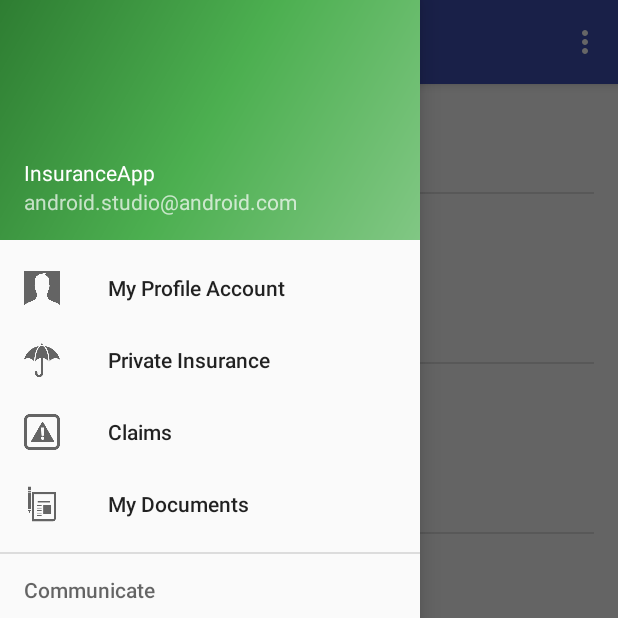
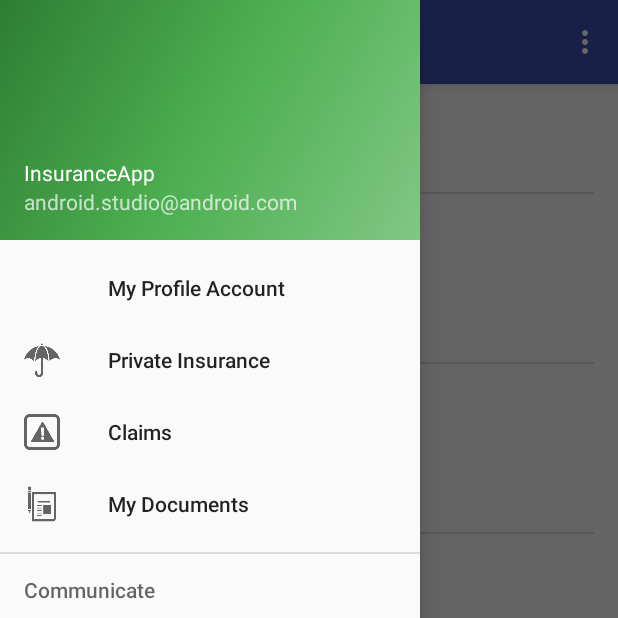
Before and after one commit to mngodolydiah/InsuranceApp, an Android app: the screen it shows after launch (MainActivity), with the side drawer open, on a phone screen of 412 x 824 dp, the top half of it. Run offline under Robolectric (Android 15) with nearby library versions, the phone set to English and light mode, and no system bars.

```diff
--- a/app/build.gradle
+++ b/app/build.gradle
@@ -16,7 +16,7 @@ android {
     }
     buildTypes {
         release {
-            minifyEnabled false
+            minifyEnabled true
             proguardFiles getDefaultProguardFile('proguard-android.txt'), 'proguard-rules.pro'
         }
     }
@@ -24,8 +24,9 @@ android {
 
 dependencies {
     compile fileTree(dir: 'libs', include: ['*.jar'])
+
     compile 'com.android.support:appcompat-v7:25.3.1'
     compile 'com.android.support:design:25.3.1'
-
+    compile 'com.android.support.constraint:constraint-layout:1.0.2'
     testCompile 'junit:junit:4.12'
 }
--- a/app/src/main/AndroidManifest.xml
+++ b/app/src/main/AndroidManifest.xml
@@ -43,7 +43,7 @@
         <activity android:name=".ClaimsCompanyCarEntertainment" />
         <activity android:name=".ClaimsCompanyListPersonalAccident" />
         <activity android:name=".ClaimsCompanyListTravel" />
-        <activity android:name=".ClaimsCompanyListMarine"></activity>
+        <activity android:name=".ClaimsCompanyListMarine" />
     </application>
 
 </manifest>
--- a/app/src/main/java/mng/r/lydia/insuranceapp/MainActivity.java
+++ b/app/src/main/java/mng/r/lydia/insuranceapp/MainActivity.java
@@ -29,6 +29,9 @@ public class MainActivity extends AppCompatActivity
         setContentView(R.layout.activity_main);
         Toolbar toolbar = (Toolbar) findViewById(R.id.toolbar);
         setSupportActionBar(toolbar);
+
+        NavigationView navigationView = (NavigationView) findViewById(R.id.nav_view);
+        navigationView.setNavigationItemSelectedListener(this);
 
         listView = (ListView)findViewById(R.id.HomeList);
 
@@ -66,9 +69,6 @@ public class MainActivity extends AppCompatActivity
                 this, drawer, toolbar, R.string.navigation_drawer_open, R.string.navigation_drawer_close);
         drawer.setDrawerListener(toggle);
         toggle.syncState();
-
-        NavigationView navigationView = (NavigationView) findViewById(R.id.nav_view);
-        navigationView.setNavigationItemSelectedListener(this);
     }
 
     @Override
--- a/app/src/main/res/menu/activity_main_drawer.xml
+++ b/app/src/main/res/menu/activity_main_drawer.xml
@@ -4,8 +4,7 @@
     <group android:checkableBehavior="single">
         <item
             android:id="@+id/nav_my_profile"
-            android:title="My Profile Account"
-            android:icon="@drawable/profile_icon"/>
+            android:title="My Profile Account"/>
         <item
             android:id="@+id/nav_private_insurance"
             android:title="Private Insurance"
--- a/app/src/main/res/values/strings.xml
+++ b/app/src/main/res/values/strings.xml
@@ -12,4 +12,5 @@
     <string name="privateMotorcycleInsurance">Private Motorcycle Insurance</string>
     <string name="personalAccidentInsurance">Personal Accident Insurance</string>
     <string name="travelInsurance">Travel Insurance</string>
+    <string name="title_activity_jhlkjh">jhlkjh</string>
 </resources>
```
